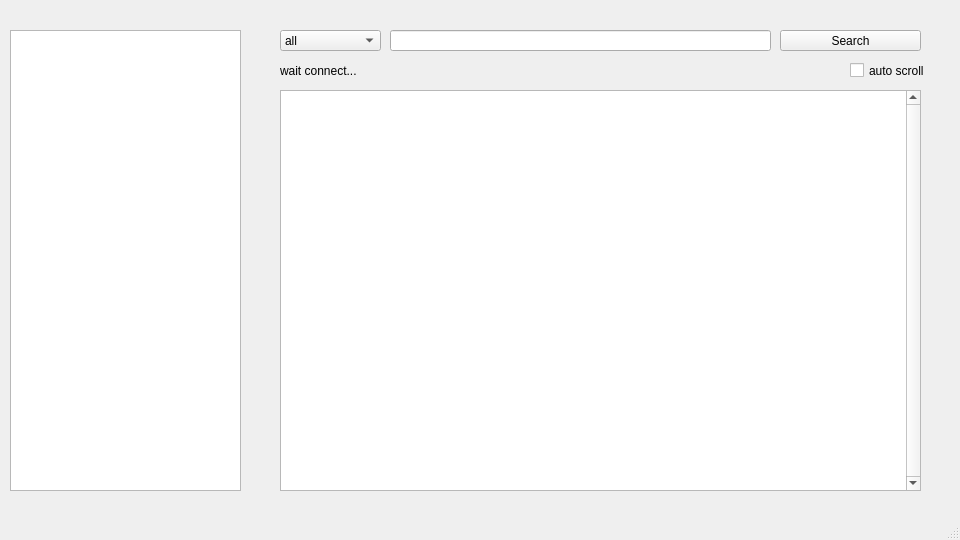
The window that window/log_window.ui (TERABYTE0130/logViewer) describes before a commit, drawn with Qt 5.
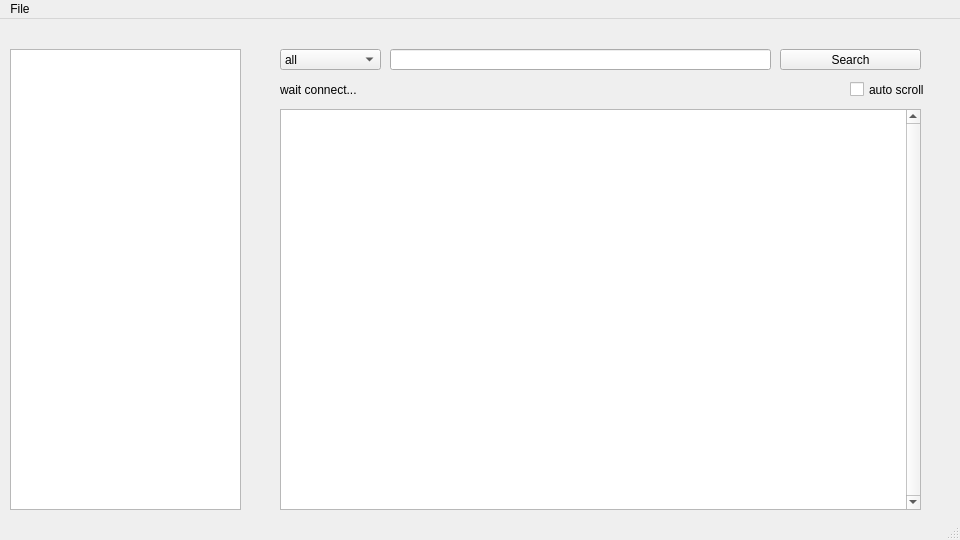
The same window after the commit.

Patch:
```diff
--- a/window/log_window.ui
+++ b/window/log_window.ui
@@ -147,6 +147,12 @@
      <height>21</height>
     </rect>
    </property>
+   <widget class="QMenu" name="menuFile">
+    <property name="title">
+     <string>File</string>
+    </property>
+   </widget>
+   <addaction name="menuFile"/>
   </widget>
  </widget>
  <resources/>
```
Left out of the diff: 5 changed lines with no effect on the pictures.
